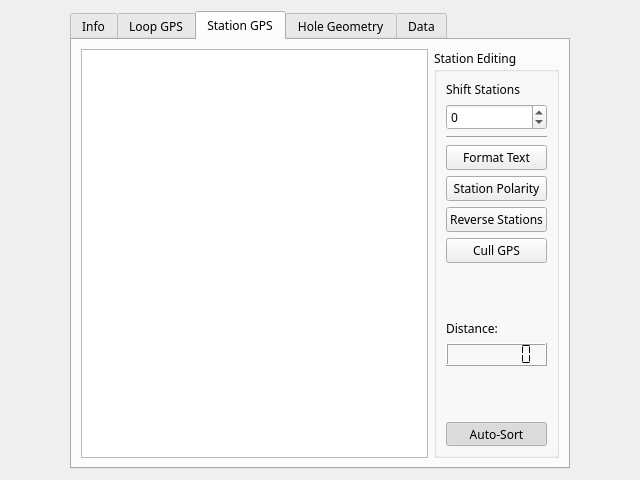
Above: src/qt_ui/pem_info_widget.ui from Eric-Meunier/Processor-Suite before the change. Below: the same form after it.
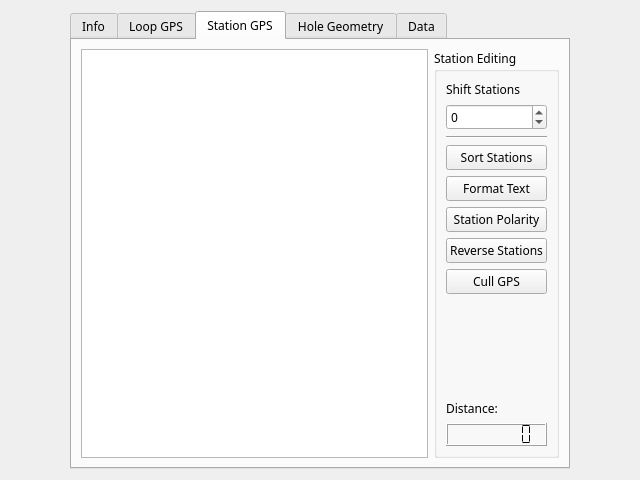
That is the form after the change. The open tabs and pages were chosen to show the change.

Commit message: Left and right arrow keys change the PEMInfoWidget tab.

What changed in the file:
```diff
--- a/src/qt_ui/pem_info_widget.ui
+++ b/src/qt_ui/pem_info_widget.ui
@@ -247,6 +247,13 @@
             </property>
            </widget>
           </item>
+          <item>
+           <widget class="QPushButton" name="sortStationsButton">
+            <property name="text">
+             <string>Sort Stations</string>
+            </property>
+           </widget>
+          </item>
           <item>
            <widget class="QPushButton" name="format_station_gps_button">
             <property name="text">
@@ -305,38 +312,6 @@
             </property>
            </widget>
           </item>
-          <item>
-           <spacer name="verticalSpacer">
-            <property name="orientation">
-             <enum>Qt::Vertical</enum>
-            </property>
-            <property name="sizeHint" stdset="0">
-             <size>
-              <width>20</width>
-              <height>40</height>
-             </size>
-            </property>
-           </spacer>
-          </item>
-          <item>
-           <widget class="QToolButton" name="sort_station_gps_button">
-            <property name="sizePolicy">
-             <sizepolicy hsizetype="Preferred" vsizetype="Fixed">
-              <horstretch>0</horstretch>
-              <verstretch>0</verstretch>
-             </sizepolicy>
-            </property>
-            <property name="text">
-             <string>Auto-Sort</string>
-            </property>
-            <property name="checkable">
-             <bool>true</bool>
-            </property>
-            <property name="checked">
-             <bool>true</bool>
-            </property>
-           </widget>
-          </item>
          </layout>
         </widget>
        </item>
```
Left out of the diff: 30 changed lines with no effect on the pictures. The commit also changes 3 other files.
